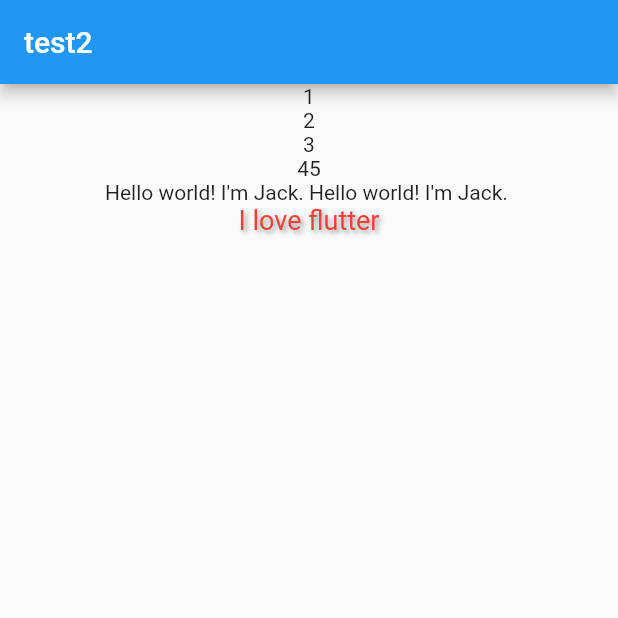
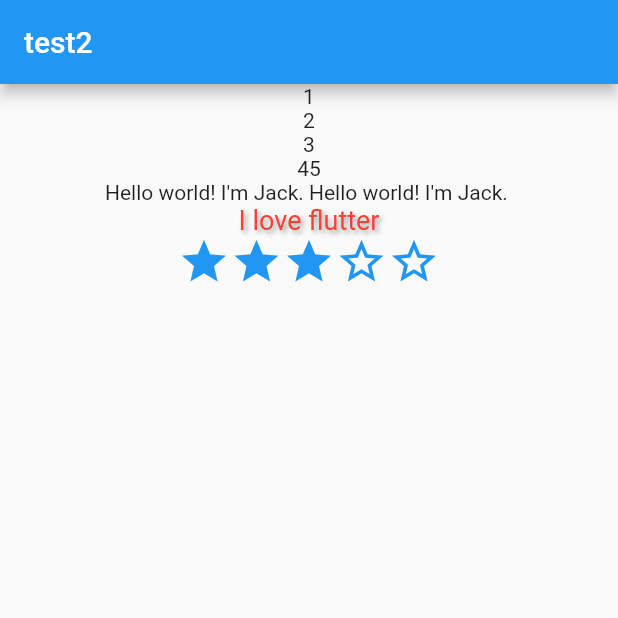
Before and after one commit to xunsky/flutter_online, a Flutter app: the screen it shows after launch, on a phone screen of 412 x 824 dp, the top half of it. Run offline on Flutter 3.47's test engine with Material 2 defaults, Android fonts, the phone set to English and light mode, and no system bars; drawn by our look-alikes of flutter_neumorphic, getwidget.

```diff
--- a/lib/main.dart
+++ b/lib/main.dart
@@ -1,6 +1,7 @@
 import 'package:flutter/material.dart';
 // import 'package:bruno/bruno.dart';
 import 'package:flutter_neumorphic/flutter_neumorphic.dart';
+import 'package:getwidget/getwidget.dart';
 
 void main() => runApp(MyApp());
 
@@ -59,6 +60,10 @@ class MyHomePage extends StatelessWidget {
               // AND others usual text style properties (fontFamily, fontWeight, ...)
             ),
           ),
+          GFRating(
+            value: 3,
+            onChanged: (value) {},
+          ),
         ],
       )),
     );
--- a/pubspec.yaml
+++ b/pubspec.yaml
@@ -21,6 +21,8 @@ dependencies:
     sdk: flutter
   # bruno: ^2.0.0
   flutter_neumorphic: ^3.0.3
+  getwidget: ^2.0.4
+
 
 dev_dependencies:
   flutter_test:
```
Also changed, not shown: 1 other file.
